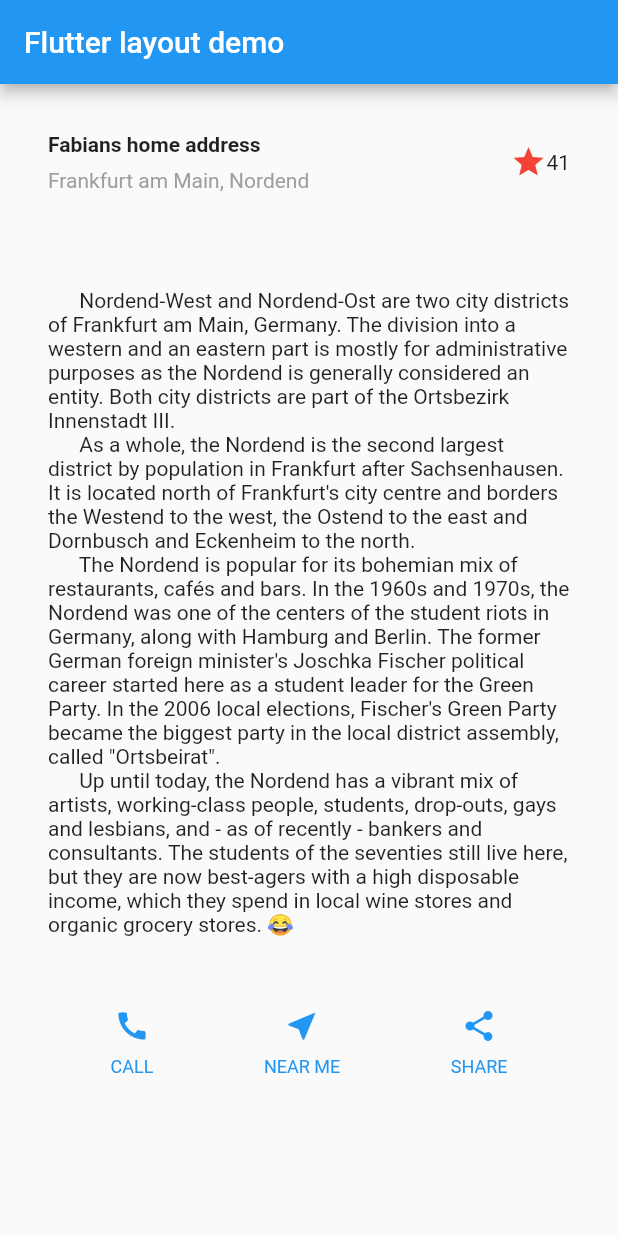
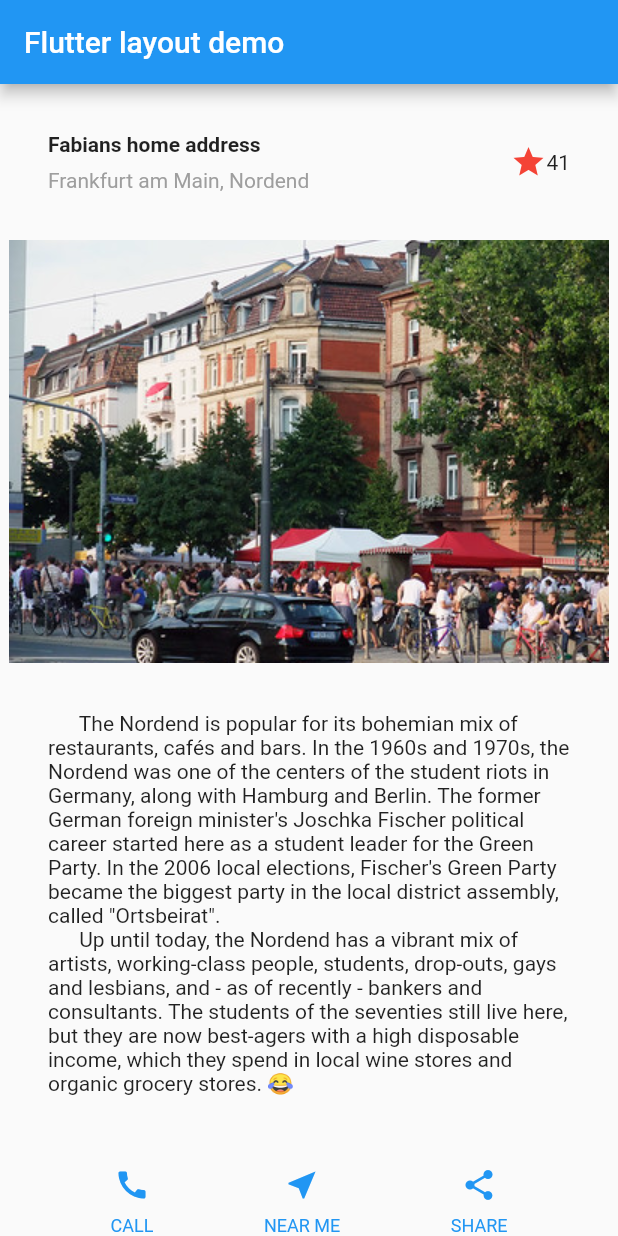
Before and after one commit to fabapp2/flutter-playground, a Flutter app: the screen it shows after launch, on a phone screen of 412 x 824 dp. Run offline on Flutter 3.47's test engine with Material 2 defaults, Android fonts, the phone set to English and light mode, and no system bars.

Commit message:
feat:  add image of nordend

```diff
--- a/building_layouts/lib/main.dart
+++ b/building_layouts/lib/main.dart
@@ -24,8 +24,6 @@ class MyApp extends StatelessWidget {
     Widget textSection = Container(
       padding: const EdgeInsets.all(32),
       child: Text("""
-      Nordend-West and Nordend-Ost are two city districts of Frankfurt am Main, Germany. The division into a western and an eastern part is mostly for administrative purposes as the Nordend is generally considered an entity. Both city districts are part of the Ortsbezirk Innenstadt III.
-      As a whole, the Nordend is the second largest district by population in Frankfurt after Sachsenhausen. It is located north of Frankfurt's city centre and borders the Westend to the west, the Ostend to the east and Dornbusch and Eckenheim to the north.
       The Nordend is popular for its bohemian mix of restaurants, cafés and bars. In the 1960s and 1970s, the Nordend was one of the centers of the student riots in Germany, along with Hamburg and Berlin. The former German foreign minister's Joschka Fischer political career started here as a student leader for the Green Party. In the 2006 local elections, Fischer's Green Party became the biggest party in the local district assembly, called "Ortsbeirat".
       Up until today, the Nordend has a vibrant mix of artists, working-class people, students, drop-outs, gays and lesbians, and - as of recently - bankers and consultants. The students of the seventies still live here, but they are now best-agers with a high disposable income, which they spend in local wine stores and organic grocery stores. 😂
       """,
@@ -54,6 +52,14 @@ class MyApp extends StatelessWidget {
         body: Column(
           children:[
             titleSection,
+            Expanded(
+              child: Image.asset(
+                  "images/Nordend.jpg",
+                  width: 400,
+                  height: 300,
+                  fit: BoxFit.cover
+              ),
+            ),
             textSection,
             buttonSelection,
           ]
--- a/building_layouts/pubspec.yaml
+++ b/building_layouts/pubspec.yaml
@@ -41,8 +41,8 @@ flutter:
   uses-material-design: true
 
   # To add assets to your application, add an assets section, like this:
-  # assets:
-  #  - images/a_dot_burr.jpeg
+  assets:
+    - images/Nordend.jpg
   #  - images/a_dot_ham.jpeg
 
   # An image asset can refer to one or more resolution-specific "variants", see
```
Also changed, not shown: building_layouts/images/Nordend.jpg (added).
